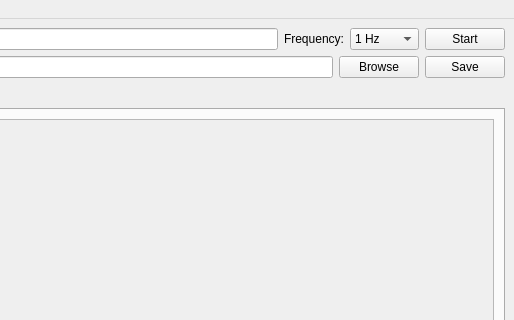
Above: gui/main_ui.ui from charintorn/UR_RTDE_Force_Recorder before the change; both pictures show x 565 to 1079 and y 0 to 320 of the 1079 by 793 pixel window. Below: the same form after it.
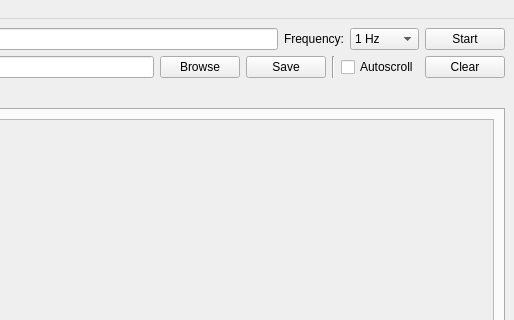
That is the form after the change. The open tabs and pages were chosen to show the change.

The edit to the form file:
```diff
--- a/gui/main_ui.ui
+++ b/gui/main_ui.ui
@@ -134,6 +134,27 @@
           </property>
          </widget>
         </item>
+        <item>
+         <widget class="Line" name="line">
+          <property name="orientation">
+           <enum>Qt::Vertical</enum>
+          </property>
+         </widget>
+        </item>
+        <item>
+         <widget class="QCheckBox" name="checkBox_autoscroll">
+          <property name="text">
+           <string>Autoscroll</string>
+          </property>
+         </widget>
+        </item>
+        <item>
+         <widget class="QPushButton" name="pushButton_clear">
+          <property name="text">
+           <string>Clear</string>
+          </property>
+         </widget>
+        </item>
        </layout>
       </item>
       <item>
```
Left out of the diff: 4 changed lines with no effect on the pictures.
